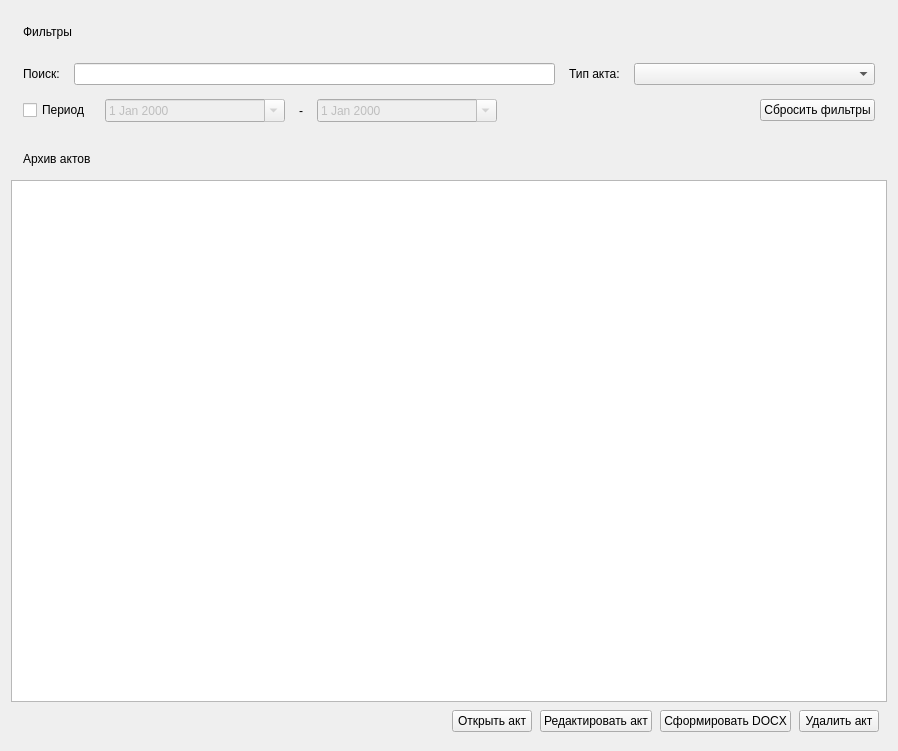
Above: ui/archivewidget.ui from nikola240698/MeteringActs before the change. Below: the same form after it.
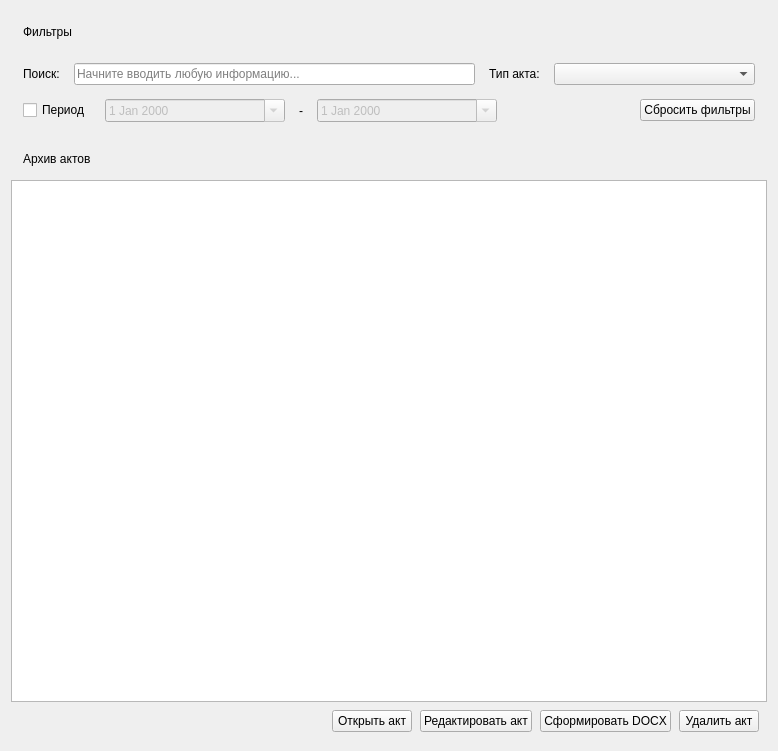
That is the form after the change.

Patch:
```diff
--- a/ui/archivewidget.ui
+++ b/ui/archivewidget.ui
@@ -6,7 +6,7 @@
    <rect>
     <x>0</x>
     <y>0</y>
-    <width>898</width>
+    <width>778</width>
     <height>751</height>
    </rect>
   </property>
@@ -131,6 +131,9 @@
                <verstretch>0</verstretch>
               </sizepolicy>
              </property>
+             <property name="placeholderText">
+              <string>Начните вводить любую информацию...</string>
+             </property>
              <property name="clearButtonEnabled">
               <bool>true</bool>
              </property>
```
Left out of the diff: 2 changed lines with no effect on the pictures.
